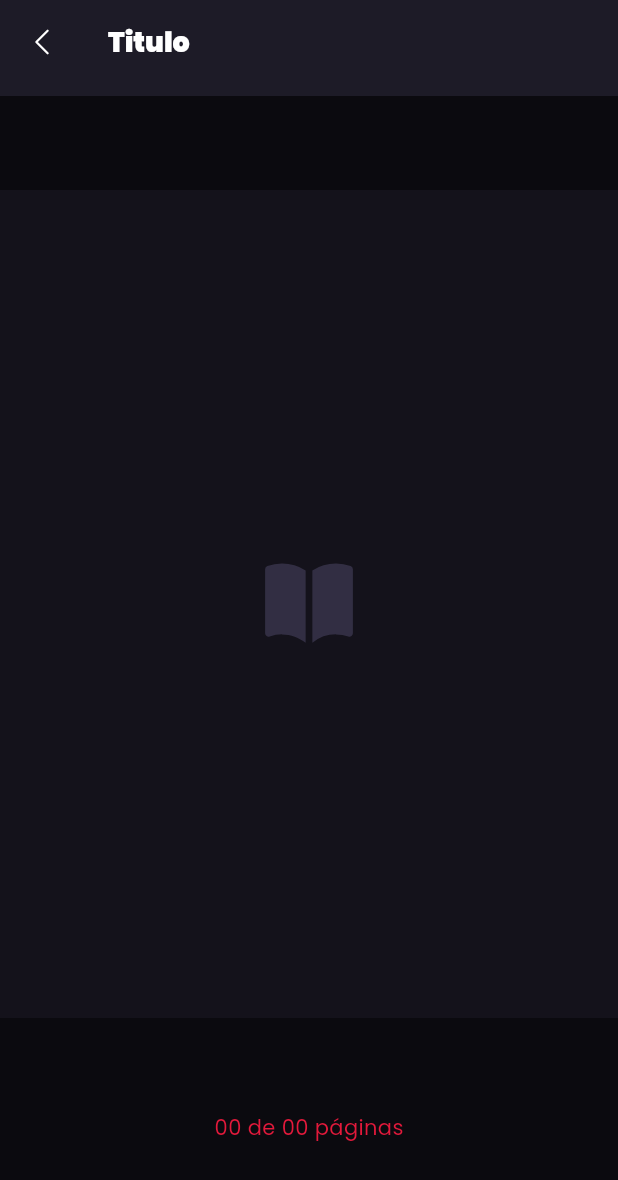
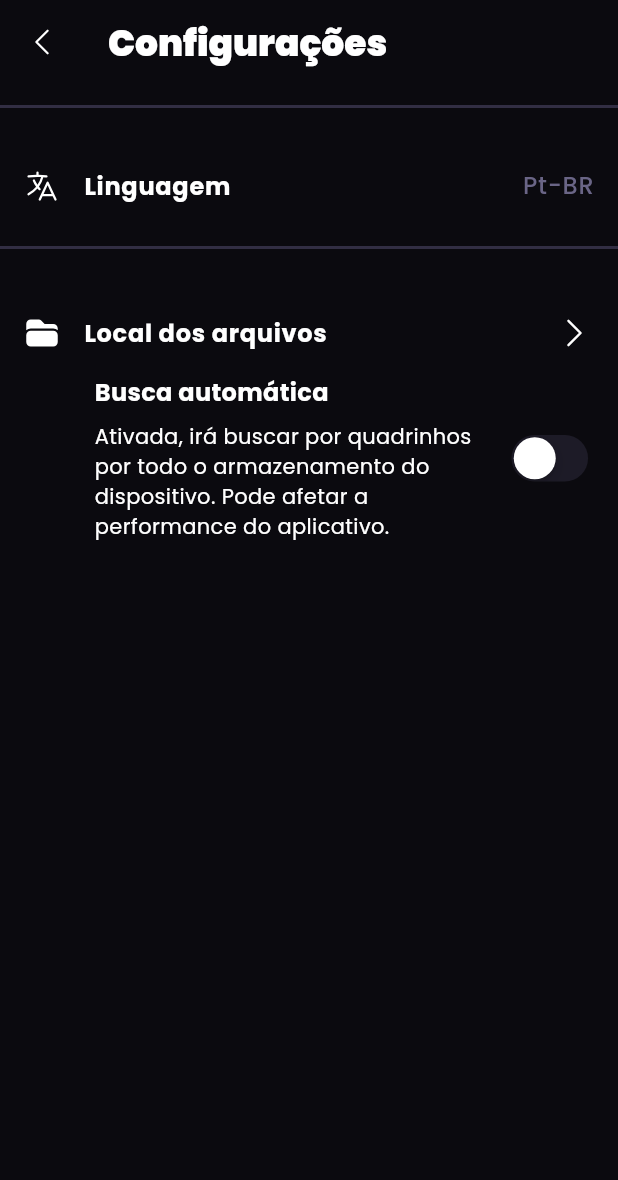
Before and after one commit to mikael-st/komik, a Flutter app: the screen it shows after launch, on a phone screen of 412 x 824 dp. Shown: the top 1180 px of the screen. Run offline on Flutter 3.47's test engine with Material 3 defaults, Android fonts, the phone set to English and light mode, and no system bars; our stand-ins replace flutter_svg, google_fonts, heroicons.

Commit message:
feat: created SettingsPage

```diff
--- a/lib/assets/typography.dart
+++ b/lib/assets/typography.dart
@@ -7,6 +7,17 @@ class KomikTypography {
     color: Palette.white,
   );
 
+  static TextStyle get language => TextStyle(
+    fontSize: 16,
+    color: Palette.subtitles,
+  );
+
+  static TextStyle get option => TextStyle(
+    fontSize: 16,
+    color: Palette.white,
+    fontWeight: FontWeight.bold
+  );
+
   static TextStyle get action_button => TextStyle(
     fontSize: 14,
     color: Palette.details,
@@ -14,6 +25,12 @@ class KomikTypography {
 
   static TextStyle get title => TextStyle(
     fontSize: 18,
+    color: Palette.white,
+    fontWeight: FontWeight.w900
+  );
+
+  static TextStyle get toolbar_title => TextStyle(
+    fontSize: 24,
     color: Palette.white,
     fontWeight: FontWeight.w900
   );
--- /dev/null
+++ b/lib/components/cards/setting_tile.dart
@@ -0,0 +1,34 @@
+import 'package:flutter/material.dart';
+import 'package:heroicons/heroicons.dart';
+import 'package:komik/assets/palette.dart';
+import 'package:komik/assets/typography.dart';
+
+class SettingTile extends StatelessWidget {
+  final HeroIcons icon;
+  final String label;
+  final Widget trailing;
+  final Function() action;
+  const SettingTile({
+    super.key,
+    required this.icon,
+    required this.label,
+    required this.trailing,
+    required this.action
+  });
+
+  @override
+  Widget build(BuildContext context) {
+    return ListTile(
+      onTap: () => action(),
+      contentPadding: EdgeInsets.all(0),
+      leading: HeroIcon(
+        icon,
+        style: HeroIconStyle.solid,
+        color: Palette.white,
+        size: 24,
+      ),
+      title: Text(label, style: KomikTypography.option),
+      trailing: trailing
+    );
+  }
+}
--- /dev/null
+++ b/lib/components/tool-bars/settings_toolbar.dart
@@ -0,0 +1,32 @@
+import 'package:flutter/material.dart';
+import 'package:komik/assets/palette.dart';
+import 'package:komik/components/buttons/go_back_btn.dart';
+
+class SettingsToolBar extends StatelessWidget implements PreferredSizeWidget {
+  final Widget title;
+  const SettingsToolBar({
+    super.key,
+    required this.title
+  });
+
+  @override
+  Widget build(BuildContext context) {
+    return AppBar(
+      backgroundColor: Palette.transparent,
+      leading: GoBackBtn(),
+      title: title,
+      bottom: PreferredSize(
+        preferredSize: Size.fromHeight(2),
+        child: Divider(
+          color: Palette.comic_icon,
+          thickness: 2,
+          height: 2,
+        )
+      ),
+    );
+  }
+
+  @override
+  // TODO: implement preferredSize
+  Size get preferredSize => Size.fromHeight(72);
+}
--- a/lib/main.dart
+++ b/lib/main.dart
@@ -11,6 +11,7 @@ import 'package:komik/pages/library_page.dart';
 import 'package:komik/pages/reader_page.dart';
 import 'package:komik/pages/reading_page.dart';
 import 'package:komik/pages/search_page.dart';
+import 'package:komik/pages/settings/settings.dart';
 
 void main() {
   runApp(const KomikApp());
@@ -45,12 +46,13 @@ class _KomikAppState extends State<KomikApp> {
         fontFamily: 'Poppins',
         useMaterial3: true,
       ),
-      initialRoute: '/reader',
+      initialRoute: '/settings',
       routes: {
         '/': (context) => _app(),
         '/search': (context) => SearchPage(),
         '/collection': (context) => CollectionInfoPage(),
-        '/reader': (context) => ReaderPage()
+        '/reader': (context) => ReaderPage(),
+        '/settings': (context) => Settings()
       },
     );
   }
--- /dev/null
+++ b/lib/pages/settings/settings.dart
@@ -0,0 +1,129 @@
+import 'package:flutter/cupertino.dart';
+import 'package:flutter/material.dart';
+import 'package:heroicons/heroicons.dart';
+import 'package:komik/assets/palette.dart';
+import 'package:komik/assets/typography.dart';
+import 'package:komik/components/cards/setting_tile.dart';
+import 'package:komik/components/tool-bars/settings_toolbar.dart';
+
+class Settings extends StatefulWidget {
+  const Settings({super.key});
+
+  @override
+  State<Settings> createState() => _SettingsState();
+}
+
+class _SettingsState extends State<Settings> {
+  final Map<String, dynamic> userSettings = {
+    'automatic-search': false
+  };
+
+  @override
+  Widget build(BuildContext context) {
+    return Scaffold(
+      appBar: SettingsToolBar(
+        title: Text('Configurações', style: KomikTypography.toolbar_title)
+      ),
+      body: _content(),
+    );
+  }
+
+  Widget _content() {
+    return Container(
+      margin: EdgeInsets.symmetric(vertical: 24),
+      child: Column(
+        spacing: 12,
+        crossAxisAlignment: CrossAxisAlignment.start,
+        children: [
+          Padding(
+            padding: EdgeInsets.symmetric(horizontal: 16),
+            child: SettingTile(
+              icon: HeroIcons.language,
+              label: 'Linguagem',
+              trailing: Text('Pt-BR', style: KomikTypography.language),
+              action: () {
+                print('Open language selector modal');
+              },
+            ),
+          ),
+          _divider(),
+          _settingArea(),
+        ],
+      ),
+    );
+  }
+
+  Widget _divider() {
+    return Divider(
+      color: Palette.comic_icon,
+      thickness: 2,
+      height: 2,
+    );
+  }
+
+  Widget _settingArea() {
+    return Container(
+      padding: EdgeInsets.all(16),
+      child: Column(
+        children: [
+          SettingTile(
+            icon: HeroIcons.folder,
+            label: 'Local dos arquivos',
+            trailing: HeroIcon(
+              HeroIcons.chevronRight,
+              color: Palette.white,
+              style: HeroIconStyle.solid,
+              size: 26,
+            ),
+            action: () {
+              print('Open Local Files Page');
+            },
+          ),
+          _suboption(
+            title: 'Busca automática',
+            subtitle: 'Ativada, irá buscar por quadrinhos por todo o armazenamento do dispositivo. Pode afetar a performance do aplicativo.'
+          )
+        ],
+      ),
+    );
+  }
+
+  Widget _suboption({
+    required String title,
+    required String subtitle
+  }){
+    return Container(
+      child: Row(
+        mainAxisAlignment: MainAxisAlignment.end,
+        children: [
+          Container(
+            width: 274,
+            child: Column(
+              spacing: 8,
+              crossAxisAlignment: CrossAxisAlignment.start,
+              children: [
+                Text(title, style: KomikTypography.option),
+                Text(
+                  subtitle,
+                  style: KomikTypography.base,
+                  softWrap: true,
+                )
+              ],
+            ),
+          ),
+          CupertinoSwitch(
+            value: userSettings['automatic-search'],
+            activeColor: Palette.details,
+            thumbColor: Palette.white,
+            trackColor: Palette.items,
+            onChanged: (bool value) {
+              setState(() {
+                userSettings['automatic-search'] = value;
+              });
+            }
+          )
+        ],
+      ),
+    );
+  }
+}
```
